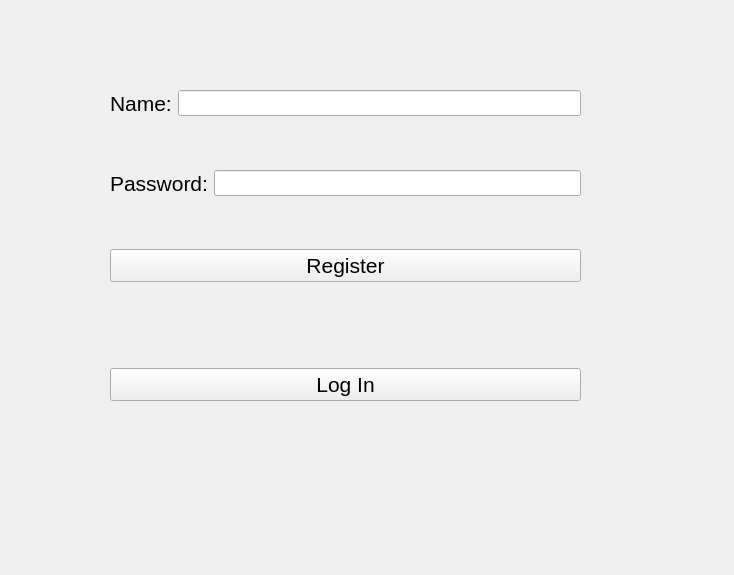
The window that CloudClient/cloudclient.ui (eugenesujing/cloud-drive) describes before a commit, drawn with Qt 5.
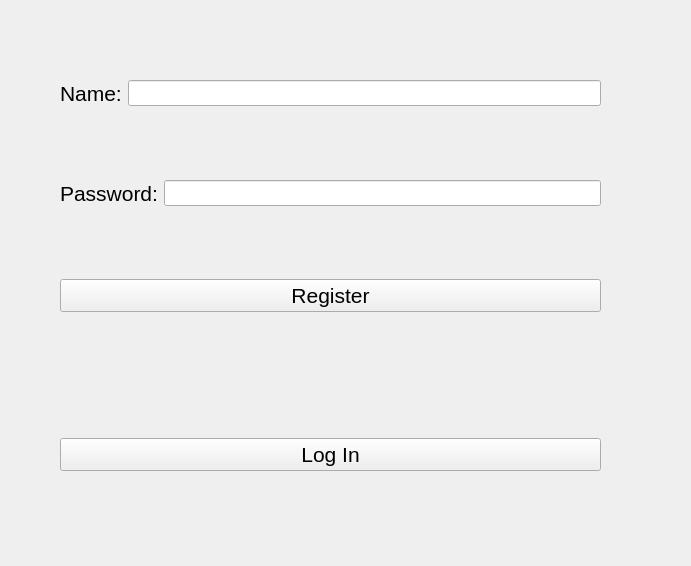
The same window after the commit.

Diff of the .ui file:
```diff
--- a/CloudClient/cloudclient.ui
+++ b/CloudClient/cloudclient.ui
@@ -6,20 +6,20 @@
    <rect>
     <x>0</x>
     <y>0</y>
-    <width>734</width>
-    <height>575</height>
+    <width>691</width>
+    <height>566</height>
    </rect>
   </property>
   <property name="windowTitle">
    <string>CloudClient</string>
   </property>
-  <widget class="QWidget" name="">
+  <widget class="QWidget" name="layoutWidget">
    <property name="geometry">
     <rect>
-     <x>110</x>
-     <y>90</y>
-     <width>471</width>
-     <height>311</height>
+     <x>60</x>
+     <y>80</y>
+     <width>541</width>
+     <height>391</height>
     </rect>
    </property>
    <layout class="QGridLayout" name="gridLayout">
```
Left out of the diff: 82 changed lines with no effect on the pictures.
